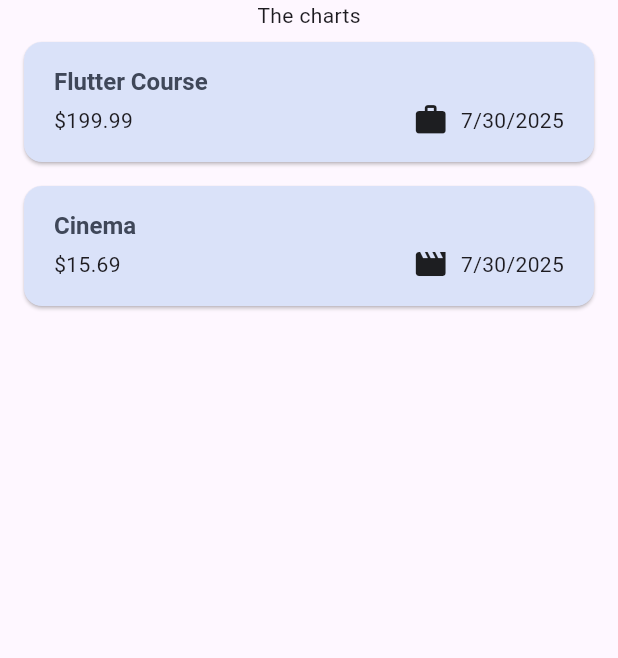
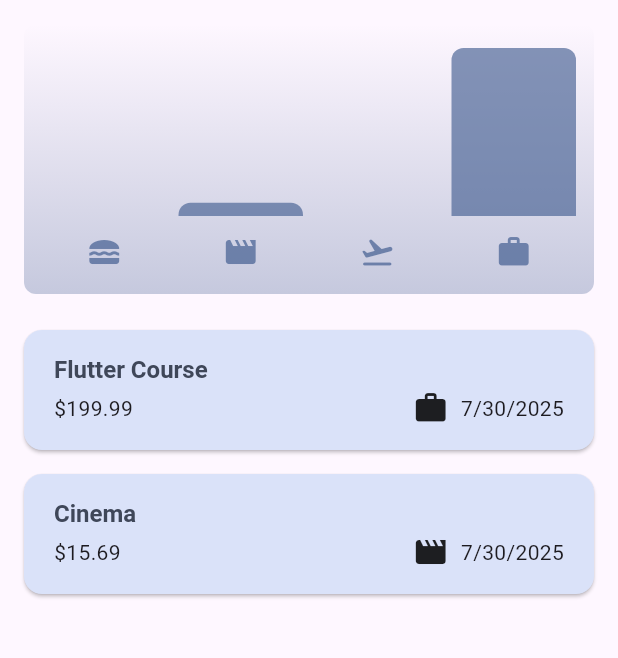
Before and after one commit to Elineu09/expense_tracker, a Flutter app: the screen it shows after launch, on a phone screen of 412 x 824 dp, the part 84-742 px from its top. Run offline on Flutter 3.47's test engine with Material 3 defaults, Android fonts, the phone set to English and light mode, and no system bars.

Commit message:
Add chart

```diff
--- a/lib/models/expense.dart
+++ b/lib/models/expense.dart
@@ -33,3 +33,25 @@ class Expense {
     return formatter.format(date);
   }
 }
+
+class ExpenseBucket {
+  const ExpenseBucket({required this.category, required this.expenses});
+
+  ExpenseBucket.forCategory(List<Expense> allExpenses, this.category)
+    : expenses = allExpenses
+          .where((expense) => expense.category == category)
+          .toList();
+
+  final Category category;
+  final List<Expense> expenses;
+
+  double get totalExpenses {
+    double sum = 0;
+
+    for (final expense in expenses) {
+      sum += expense.amount;
+    }
+
+    return sum;
+  }
+}
--- /dev/null
+++ b/lib/widgets/chart/chart.dart
@@ -0,0 +1,95 @@
+import 'package:flutter/material.dart';
+
+import 'package:expense_tracker/widgets/chart/chart_bar.dart';
+import 'package:expense_tracker/models/expense.dart';
+
+class Chart extends StatelessWidget {
+  const Chart({super.key, required this.expenses});
+
+  final List<Expense> expenses;
+
+  List<ExpenseBucket> get buckets {
+    return [
+      ExpenseBucket.forCategory(expenses, Category.food),
+      ExpenseBucket.forCategory(expenses, Category.leisure),
+      ExpenseBucket.forCategory(expenses, Category.travel),
+      ExpenseBucket.forCategory(expenses, Category.work),
+    ];
+  }
+
+  double get maxTotalExpense {
+    double maxTotalExpense = 0;
+
+    for (final bucket in buckets) {
+      if (bucket.totalExpenses > maxTotalExpense) {
+        maxTotalExpense = bucket.totalExpenses;
+      }
+    }
+
+    return maxTotalExpense;
+  }
+
+  @override
+  Widget build(BuildContext context) {
+    final isDarkMode =
+        MediaQuery.of(context).platformBrightness == Brightness.dark;
+    return Container(
+      margin: const EdgeInsets.all(16),
+      padding: const EdgeInsets.symmetric(
+        vertical: 16,
+        horizontal: 8,
+      ),
+      width: double.infinity,
+      height: 180,
+      decoration: BoxDecoration(
+        borderRadius: BorderRadius.circular(8),
+        gradient: LinearGradient(
+          colors: [
+            Theme.of(context).colorScheme.primary.withValues(alpha: 0.3),
+            Theme.of(context).colorScheme.primary.withValues(alpha: 0.0)
+          ],
+          begin: Alignment.bottomCenter,
+          end: Alignment.topCenter,
+        ),
+      ),
+      child: Column(
+        children: [
+          Expanded(
+            child: Row(
+              crossAxisAlignment: CrossAxisAlignment.end,
+              children: [
+                for (final bucket in buckets) // alternative to map()
+                  ChartBar(
+                    fill: bucket.totalExpenses == 0
+                        ? 0
+                        : bucket.totalExpenses / maxTotalExpense,
+                  )
+              ],
+            ),
+          ),
+          const SizedBox(height: 12),
+          Row(
+            children: buckets
+                .map(
+                  (bucket) => Expanded(
+                    child: Padding(
+                      padding: const EdgeInsets.symmetric(horizontal: 4),
+                      child: Icon(
+                        categoryIcons[bucket.category],
+                        color: isDarkMode
+                            ? Theme.of(context).colorScheme.secondary
+                            : Theme.of(context)
+                                .colorScheme
+                                .primary
+                                .withValues(alpha: 0.7),
+                      ),
+                    ),
+                  ),
+                )
+                .toList(),
+          )
+        ],
+      ),
+    );
+  }
+}
--- /dev/null
+++ b/lib/widgets/chart/chart_bar.dart
@@ -0,0 +1,34 @@
+import 'package:flutter/material.dart';
+
+class ChartBar extends StatelessWidget {
+  const ChartBar({
+    super.key,
+    required this.fill,
+  });
+
+  final double fill;
+
+  @override
+  Widget build(BuildContext context) {
+    final isDarkMode =
+        MediaQuery.of(context).platformBrightness == Brightness.dark;
+    return Expanded(
+      child: Padding(
+        padding: const EdgeInsets.symmetric(horizontal: 4),
+        child: FractionallySizedBox(
+          heightFactor: fill,
+          child: DecoratedBox(
+            decoration: BoxDecoration(
+              shape: BoxShape.rectangle,
+              borderRadius:
+                  const BorderRadius.vertical(top: Radius.circular(8)),
+              color: isDarkMode
+                  ? Theme.of(context).colorScheme.secondary
+                  : Theme.of(context).colorScheme.primary.withValues(alpha: 0.65),
+            ),
+          ),
+        ),
+      ),
+    );
+  }
+}
--- a/lib/widgets/expenses.dart
+++ b/lib/widgets/expenses.dart
@@ -3,6 +3,7 @@ import 'package:flutter/material.dart';
 import 'package:expense_tracker/widgets/expenses_list/expenses_list.dart';
 import 'package:expense_tracker/models/expense.dart';
 import 'package:expense_tracker/widgets/new_expense.dart';
+import 'package:expense_tracker/widgets/chart/chart.dart';
 
 class Expenses extends StatefulWidget {
   const Expenses({super.key});
@@ -90,7 +91,7 @@ class _ExpensesState extends State<Expenses> {
       ),
       body: Column(
         children: [
-          const Text('The charts'),
+          Chart(expenses: _registeredExpenses,),
           Expanded(
             child: mainContent,
           ),
```
